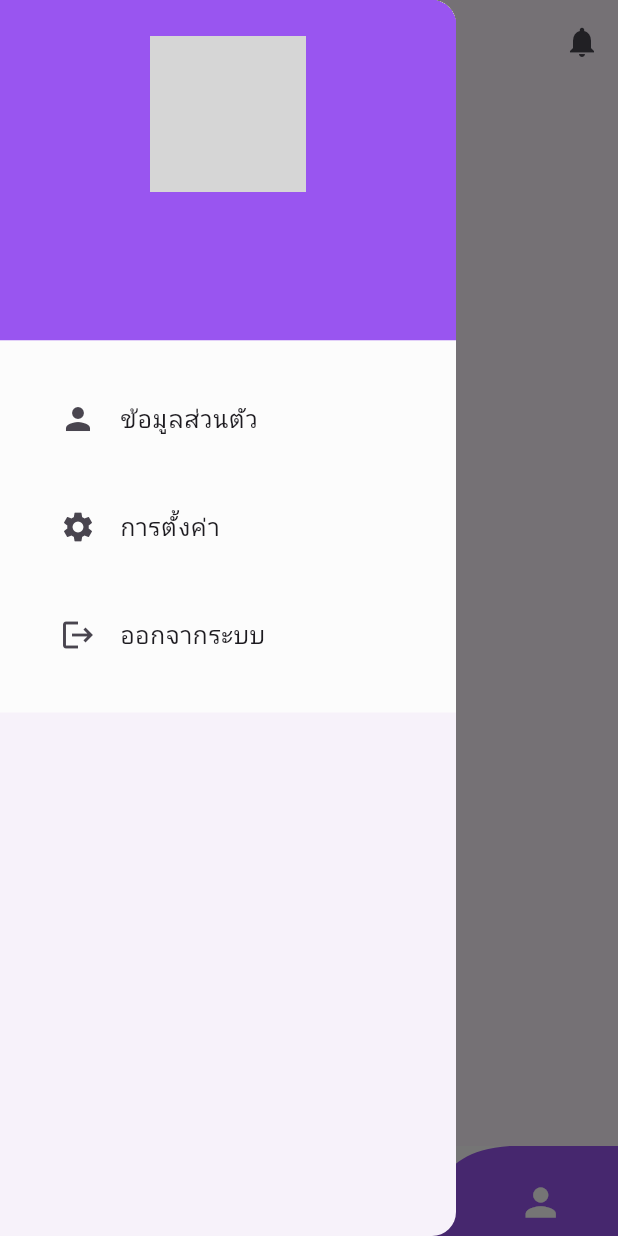
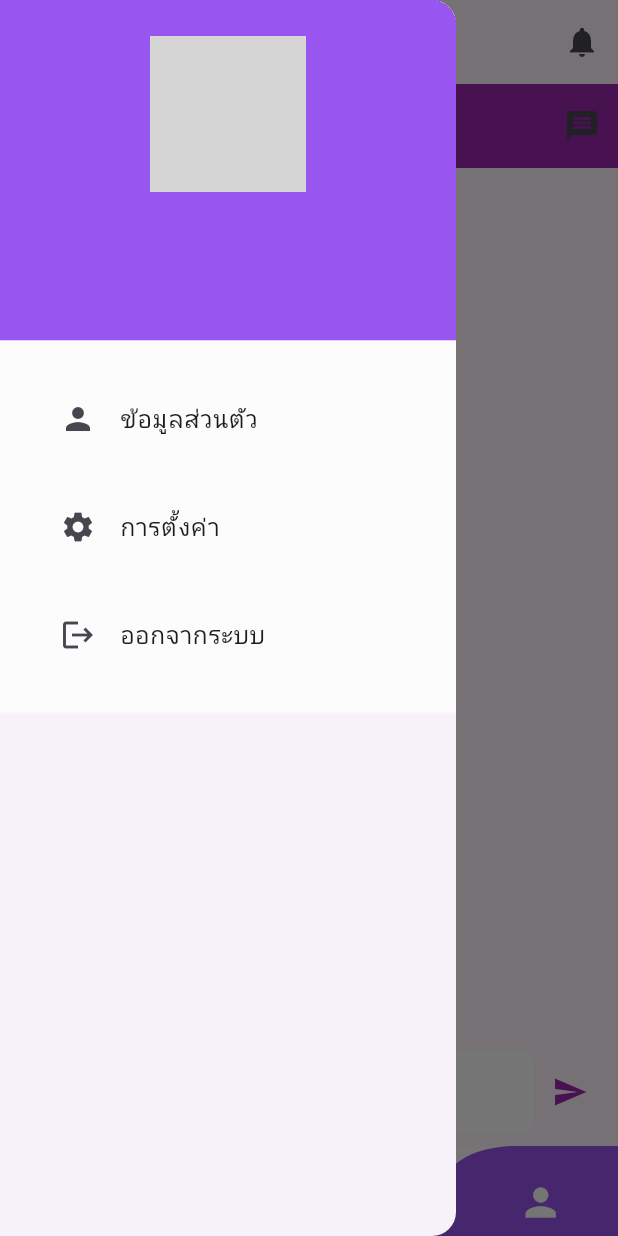
Before and after one commit to caster25/Dormitory-Booking-Application-Affiliated-with-University, a Flutter app: the Homepage screen opened directly, item 3 of the bottom bar chosen, with the side drawer open, on a phone screen of 412 x 824 dp. Run offline on Flutter 3.47's test engine with Material 3 defaults, Android fonts, the phone set to English and light mode, and no system bars; drawn by our look-alikes of curved_navigation_bar; our stand-ins replace carousel_slider, cloud_firestore, firebase_auth, firebase_core, firebase_messaging, firebase_storage and 6 more; accounts and stored records are empty; network calls fail; grey boxes are pictures that could not be loaded.

Commit message:
edit chat

```diff
--- a/lib/main.dart
+++ b/lib/main.dart
@@ -1,4 +1,5 @@
 // import 'package:dorm_app/screen/index.dart';
+import 'package:dorm_app/screen/index.dart';
 import 'package:dorm_app/screen/owner/chat.dart';
 import 'package:firebase_core/firebase_core.dart';
 import 'package:flutter/material.dart';
@@ -25,7 +26,7 @@ class MyApp extends StatelessWidget {
   @override
   Widget build(BuildContext context) {
     return const MaterialApp(
-      home: ChatScreen(),
+      home: IndexScreen(),
       debugShowCheckedModeBanner: false,
     );
   }
--- a/lib/screen/homepage.dart
+++ b/lib/screen/homepage.dart
@@ -1,4 +1,4 @@
-import 'package:dorm_app/widgets/chat.dart';
+import 'package:dorm_app/screen/owner/chat.dart';
 import 'package:firebase_auth/firebase_auth.dart'; // Import Firebase Auth
 import 'package:flutter/material.dart';
 import 'package:curved_navigation_bar/curved_navigation_bar.dart';
@@ -145,7 +145,7 @@ class _HomepageState extends State<Homepage> {
   final List<Widget> _screens = [
     const FeedsScreen(), // หน้าแรก
     const DormScreen(), // หอพัก
-    const Chat(), // รีวิวหอพัก
+    const ChatScreen(), // รีวิวหอพัก
     const ProfileScreen(), // โปรไฟล์
   ];
 
--- a/lib/widgets/chat.dart
+++ /dev/null
@@ -1,14 +0,0 @@
-import 'package:flutter/material.dart';
-
-class Chat extends StatelessWidget {
-  const Chat ({super.key});
-
-  @override
-  Widget build(BuildContext context) {
-    return Scaffold(
-      appBar: AppBar(
-
-      ),
-    );
-  }
-}
```
Also changed, not shown: lib/screen/owner/chat.dart (+19 -18 lines).
